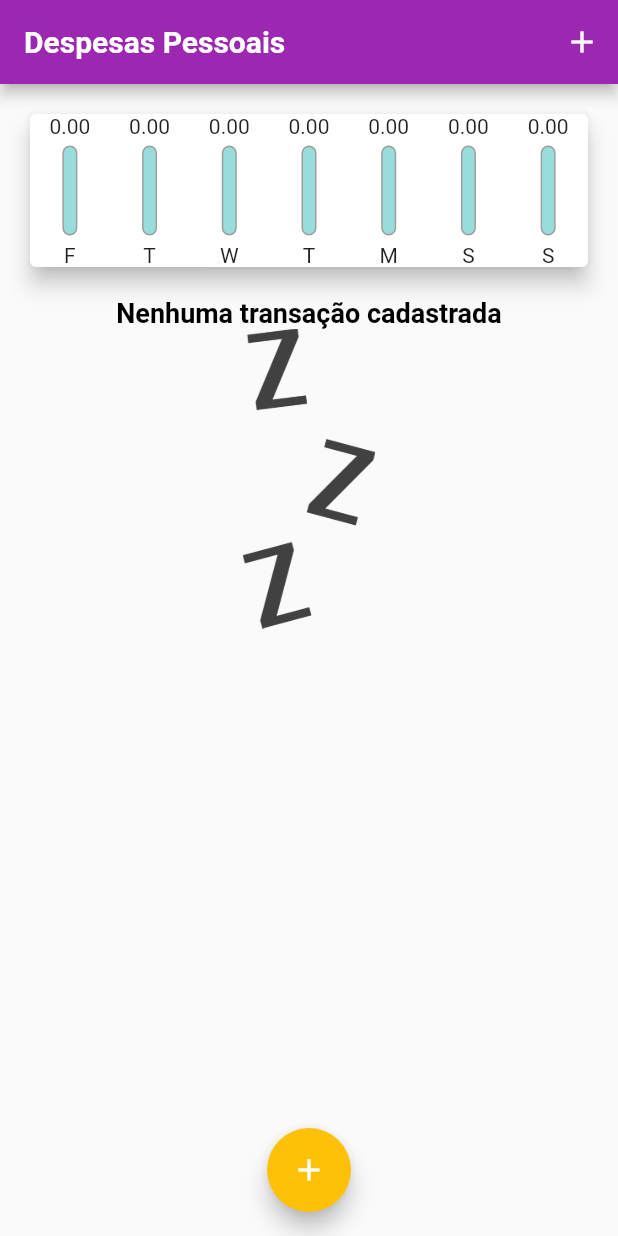
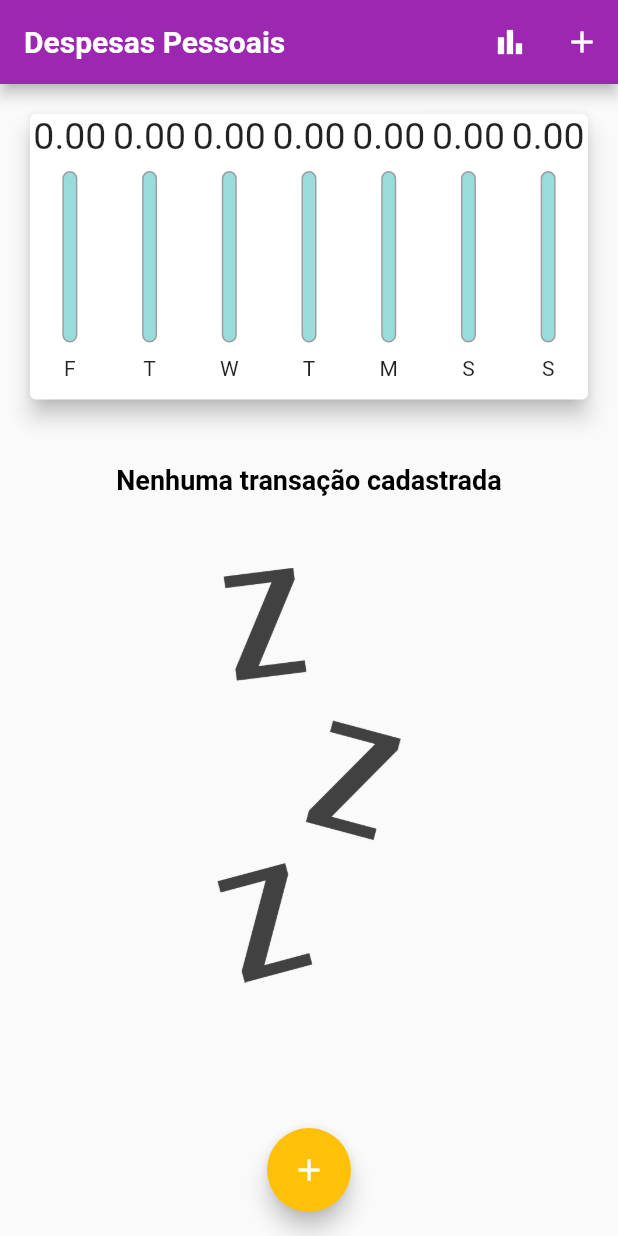
Before and after one commit to iagocarvalho07/todoapp, a Flutter app: the screen it shows after launch, on a phone screen of 412 x 824 dp. Run offline on Flutter 3.47's test engine with Material 2 defaults, Android fonts, the phone set to English and light mode, and no system bars; Roboto replaces fonts that are missing (OpenSans).

Commit message:
finalizando app

```diff
--- a/lib/components/chart_bar.dart
+++ b/lib/components/chart_bar.dart
@@ -14,14 +14,21 @@ class ChartBar extends StatelessWidget {
 
   @override
   Widget build(BuildContext context) {
+    return LayoutBuilder(
+      builder: (BuildContext context, BoxConstraints constraints) {
         return Column(
           children: [
-        Text('${value.toStringAsFixed(2)}'),
             SizedBox(
-          height: 5,
+              height: constraints.maxHeight * 0.15,
+              child: FittedBox(
+                child: Text('${value.toStringAsFixed(2)}'),
               ),
-        Container(
-          height: 60,
+            ),
+            SizedBox(
+              height: constraints.maxHeight * 0.05,
+            ),
+            SizedBox(
+              height: constraints.maxHeight * 0.6,
               width: 10,
               child: Stack(
                 alignment: Alignment.bottomCenter,
@@ -48,11 +55,11 @@ class ChartBar extends StatelessWidget {
                 ],
               ),
             ),
-        SizedBox(
-          height: 5,
-        ),
-        Text(label)
+            SizedBox(height: constraints.maxHeight * 0.05),
+            SizedBox(height: constraints.maxHeight * 0.15, child: Text(label))
           ],
+        );
+      },
     );
   }
 }
--- a/lib/components/transation_form.dart
+++ b/lib/components/transation_form.dart
@@ -45,11 +45,15 @@ class _transationFormState extends State<transationForm> {
 
   @override
   Widget build(BuildContext context) {
-    return Container(
+    return SingleChildScrollView(
       child: Card(
         elevation: 5,
-        child: Container(
-          padding: EdgeInsets.all(10),
+        child: Padding(
+          padding: EdgeInsets.only(
+              top: 10,
+              right: 10,
+              left: 10,
+              bottom: 10 + MediaQuery.of(context).viewInsets.bottom),
           child: Column(
             children: <Widget>[
               TextField(
--- a/lib/components/transation_list.dart
+++ b/lib/components/transation_list.dart
@@ -7,28 +7,35 @@ class TransactionList extends StatelessWidget {
   final List<Transaction> transaction;
   final void Function(String) onDelete;
 
-  TransactionList(this.transaction, this.onDelete);
+  const TransactionList(this.transaction, this.onDelete, {super.key});
 
   @override
   Widget build(BuildContext context) {
+
     return Container(
-      height: 300,
       child: transaction.isEmpty
-          ? Column(
+          ? LayoutBuilder(builder: (ctx, constraints) {
+              return Column(
                 children: [
-                Text(
+                  SizedBox(height: constraints.maxHeight * 0.05),
+                  Container(
+                    height: constraints.maxHeight * 0.1,
+                    child: Text(
                       "Nenhuma transação cadastrada",
                       style: Theme.of(context).textTheme.titleLarge,
                     ),
-                Container(
-                  height: 200,
+                  ),
+                  SizedBox(height: constraints.maxHeight * 0.05),
+                  SizedBox(
+                    height: constraints.maxHeight * 0.6,
                     child: Image.asset(
                       'assets/imagens/waiting.png',
                       fit: BoxFit.cover,
                     ),
                   ),
                 ],
-            )
+              );
+            })
           : ListView.builder(
               itemCount: transaction.length,
               itemBuilder: (ctx, index) {
--- a/lib/main.dart
+++ b/lib/main.dart
@@ -50,6 +50,7 @@ class MyHomePage extends StatefulWidget {
 }
 
 class _MyHomePageState extends State<MyHomePage> {
+  bool _showChart = false;
   final List<Transaction> _transation = [];
 
   List<Transaction> get _recentTransactions {
@@ -89,23 +90,62 @@ class _MyHomePageState extends State<MyHomePage> {
 
   @override
   Widget build(BuildContext context) {
-    return Scaffold(
-      appBar: AppBar(
+    bool isLandsCap =
+        MediaQuery.of(context).orientation == Orientation.landscape;
+
+    final appbar = AppBar(
       title: const Text(
         "Despesas Pessoais",
         strutStyle: StrutStyle(fontWeight: FontWeight.bold),
       ),
       actions: <Widget>[
         IconButton(
+            onPressed: () {
+              setState(() {
+                _showChart = !_showChart;
+              });
+            },
+            icon: Icon(_showChart ? Icons.list : Icons.bar_chart)),
+        IconButton(
             onPressed: () => _openTransationForm(context),
             icon: Icon(Icons.add)),
-          ]),
+      ],
+    );
+
+    final availabelHeight = MediaQuery.of(context).size.height -
+        appbar.preferredSize.height -
+        MediaQuery.of(context).padding.top;
+
+    return Scaffold(
+      appBar: appbar,
       body: SingleChildScrollView(
         child: Column(
           crossAxisAlignment: CrossAxisAlignment.stretch,
           children: <Widget>[
-            Chart(_recentTransactions),
-            TransactionList(_transation, _deleteTransation),
+            // if (isLandsCap)
+            //   Row(
+            //     children: [
+            //       const Text('Exibir Gráfico'),
+            //       Switch(
+            //         value: _showChart,
+            //         onChanged: (value) {
+            //           setState(() {
+            //             _showChart = value;
+            //           });
+            //         },
+            //       ),
+            //     ],
+            //   ),
+            if (_showChart || !isLandsCap)
+              SizedBox(
+                height: availabelHeight * (isLandsCap ? 0.7 : 0.3),
+                child: Chart(_recentTransactions),
+              ),
+            if (!_showChart || !isLandsCap)
+              SizedBox(
+                height: availabelHeight * 0.6,
+                child: TransactionList(_transation, _deleteTransation),
+              ),
           ],
         ),
       ),
```
Lines whose indentation alone changed are shown as unchanged.
